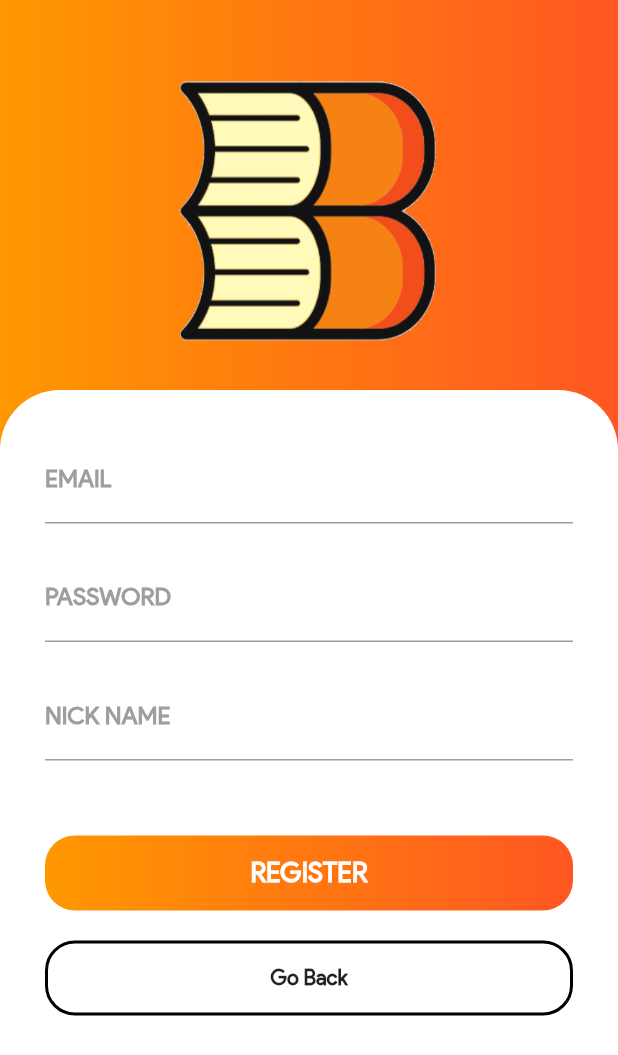
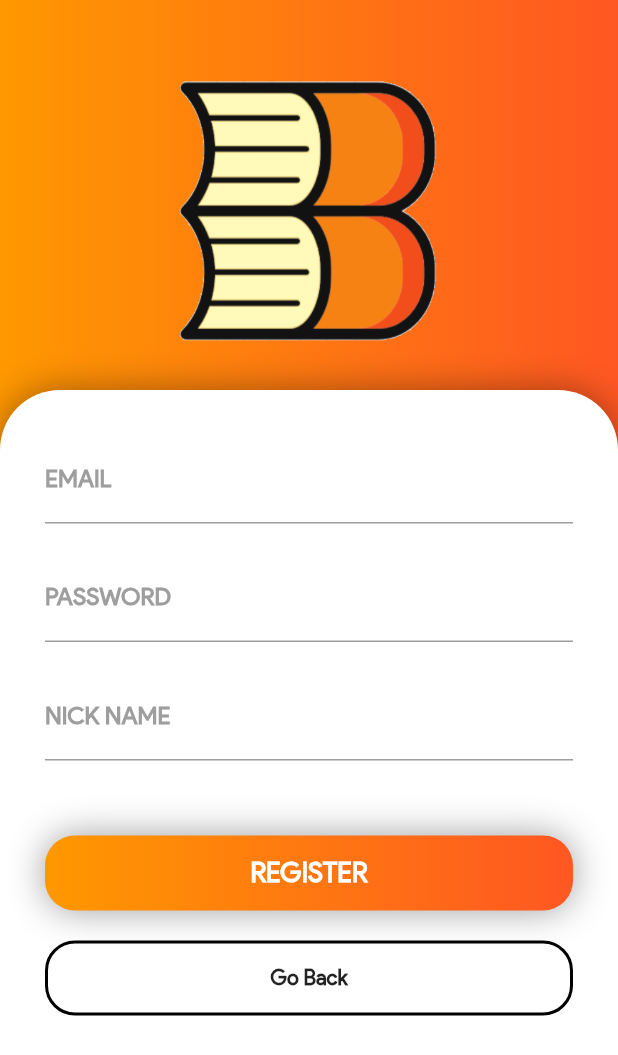
Before and after one commit to sansanchezmo/buku, a Flutter app: the screen it shows after launch, after a tap on "Register", on a phone screen of 412 x 824 dp. Shown: the top 1055 px of the screen. Run offline on Flutter 3.47's test engine with Material 2 defaults, Android fonts, the phone set to English and light mode, and no system bars; our stand-ins replace curved_navigation_bar, firebase_auth, firebase_core, fluttertoast; accounts and stored records are empty; network calls fail.

Commit message:
Complete login/register functionality, now the user have to verify his/her email and some toast messages to improve the UX.

```diff
--- a/lib/initialization/login_screen.dart
+++ b/lib/initialization/login_screen.dart
@@ -1,7 +1,11 @@
+import 'package:buku/widget/gradient_button.dart';
 import 'package:flutter/material.dart';
 import 'package:buku/firebase/auth.dart';
 
 class LoginScreen extends StatefulWidget {
+  String email;
+  String pass;
+  LoginScreen({Key key, this.email = '', this.pass = ''});
   @override
   _LoginScreenState createState() => _LoginScreenState();
 }
@@ -20,12 +24,20 @@ class _LoginScreenState extends State<LoginScreen> {
   }
 
   @override
+  void initState(){
+
+    emailController.text = widget.email;
+    passController.text = widget.pass;
+
+  }
+
+  @override
   Widget build(BuildContext context) {
     return Scaffold(
       //body: Center(child: Text('Hello World'),),
       resizeToAvoidBottomPadding: false,
       body: Container(
-        padding: EdgeInsets.only(top: 50.0),
+        padding: EdgeInsets.only(top: 50.0, left: 30, right: 30),
         child: Column(
           children: <Widget>[
             Image(
@@ -34,7 +46,7 @@ class _LoginScreenState extends State<LoginScreen> {
               height: 250.0,
             ),
             Container(
-              padding: EdgeInsets.only(left: 30.0, right: 30.0, top: 20.0),
+              padding: EdgeInsets.only( top: 20.0),
               child: Column(
                 children: <Widget>[
                   TextField(
@@ -68,46 +80,20 @@ class _LoginScreenState extends State<LoginScreen> {
             SizedBox(
               height: 50.0,
             ),
-            Container(
-              //padding: EdgeInsets.only(left: 30.0, right: 30.0),
-              margin: EdgeInsets.only(left: 30.0, right: 30.0),
-              height: 50.0,
-              decoration: BoxDecoration(
-                  borderRadius: BorderRadius.circular(20),
-                  gradient: LinearGradient(
-                      colors: [Colors.orange,Colors.deepOrange]
-                  )
-              ),
-              child: GestureDetector(
-                onTap: () {
+            GradientButton(
+              text: 'LOGIN',
+              tap: () {
 
-                  Auth auth = new Auth();
-                  auth.loginUser(emailController.text, passController.text, context);
+                Auth auth = new Auth();
+                auth.loginUser(emailController.text, passController.text, context);
 
-                },
-                child: Material(
-                  borderRadius: BorderRadius.circular(20.0),
-                  //shadowColor: Colors.orangeAccent,
-                  color: Colors.transparent,
-                  //elevation: 7.0,
-                  child: Center(
-                    child: Text(
-                      'LOGIN',
-                      style: TextStyle(
-                        fontSize: 18.0,
-                        fontFamily: 'ProductSans',
-                        color: Colors.white,
-                        fontWeight: FontWeight.bold),
-                    ),
-                  ),
-                ),
-              ),
+              }
             ),
             SizedBox(
               height: 20.0,
             ),
             Container(
-              padding: EdgeInsets.only(left: 30.0, right: 30.0),
+              //padding: EdgeInsets.only(left: 30.0, right: 30.0),
               height: 50.0,
               color: Colors.transparent,
               child: GestureDetector(
--- a/lib/initialization/register_screen.dart
+++ b/lib/initialization/register_screen.dart
@@ -1,4 +1,5 @@
 import 'package:buku/firebase/auth.dart';
+import 'package:buku/widget/gradient_button.dart';
 import 'package:flutter/material.dart';
 
 class RegisterScreen extends StatefulWidget {
@@ -49,6 +50,11 @@ class _registerScreenState extends State<RegisterScreen> {
                     alignment: Alignment.center,
                     decoration: BoxDecoration(
                         color: Colors.white,
+                        boxShadow: [BoxShadow(
+                            color: Colors.black38,
+                            blurRadius: 20,
+                            offset: Offset(0,0)
+                        ),],
                         borderRadius: BorderRadius.only(
                           topLeft: Radius.circular(40.0),
                           topRight: Radius.circular(40.0),
@@ -101,39 +107,14 @@ class _registerScreenState extends State<RegisterScreen> {
                         SizedBox(
                           height: 50.0,
                         ),
-                        Container(
-                          //padding: EdgeInsets.only(left: 30.0,right: 30.0),
-                          height: 50.0,
-                            decoration: BoxDecoration(
-                              borderRadius: BorderRadius.circular(20.0),
-                                gradient: LinearGradient(
-                                    colors: [Colors.orange,Colors.deepOrange]
-                                )
-                            ),
-                          child: GestureDetector(
-                            onTap: (){
+                        GradientButton(
+                          text: 'REGISTER',
+                          tap: (){
 
-                              Auth auth = new Auth();
-                              auth.registerUser(emailController.text, passController.text, nameController.text, context);
+                            Auth auth = new Auth();
+                            auth.registerUser(emailController.text, passController.text, nameController.text, context);
 
-                            },
-                            child: Material(
-                              borderRadius: BorderRadius.circular(20.0),
-                              //shadowColor: Colors.orangeAccent,
-                              color: Colors.transparent,
-                              //elevation: 7.0,
-                              child:Center(
-                                child: Text(
-                                  'REGISTER',
-                                  style: TextStyle(
-                                      fontSize: 18.0,
-                                      fontFamily: 'ProductSans',
-                                      color: Colors.white,
-                                      fontWeight: FontWeight.bold),
-                                ),
-                              ),
-                            ),
-                          )
+                          },
                         ),
                         SizedBox(
                           height: 20.0,
--- /dev/null
+++ b/lib/widget/gradient_button.dart
@@ -0,0 +1,55 @@
+import 'package:flutter/cupertino.dart';
+import 'package:flutter/material.dart';
+
+class GradientButton extends StatefulWidget{
+  String text;
+  Gradient gradient;
+  static const Gradient defaultGradient = LinearGradient(
+      colors: [Colors.orange,Colors.deepOrange]
+  );
+  void Function() tap;
+
+  GradientButton({Key key, @required this.text, this.gradient = defaultGradient, this.tap}) : super(key: key);
+
+  _GradientButtonState createState() => _GradientButtonState();
+
+}
+
+class _GradientButtonState extends State<GradientButton>{
+  @override
+  Widget build(BuildContext context) {
+    return Container(
+      //padding: EdgeInsets.only(left: 30.0, right: 30.0),
+      //margin: EdgeInsets.only(left: 30.0, right: 30.0),
+      height: 50.0,
+      decoration: BoxDecoration(
+          borderRadius: BorderRadius.circular(20),
+          boxShadow: [BoxShadow(
+              color: Colors.black38,
+              blurRadius: 20,
+              offset: Offset(0,0)
+          ),],
+          gradient: widget.gradient
+      ),
+      child: GestureDetector(
+        onTap: widget.tap,
+        child: Material(
+          borderRadius: BorderRadius.circular(20.0),
+          //shadowColor: Colors.orangeAccent,
+          color: Colors.transparent,
+          //elevation: 7.0,
+          child: Center(
+            child: Text(
+              widget.text,
+              style: TextStyle(
+                  fontSize: 18.0,
+                  fontFamily: 'ProductSans',
+                  color: Colors.white,
+                  fontWeight: FontWeight.bold),
+            ),
+          ),
+        ),
+      ),
+    );
+  }
+}
--- a/pubspec.yaml
+++ b/pubspec.yaml
@@ -27,6 +27,7 @@ dependencies:
   firebase_analytics: "^6.0.1"
   firebase_auth: "^0.18.1+1"
   curved_navigation_bar: ^0.3.4
+  fluttertoast: ^7.1.1
 
 
   # The following adds the Cupertino Icons font to your application.
```
Also changed, not shown: lib/firebase/auth.dart (+58 -10 lines), lib/initialization/new_user_screen.dart (added, +40 -0 lines), lib/widget/gradient_icon.dart (added, +32 -0 lines), pubspec.lock.
